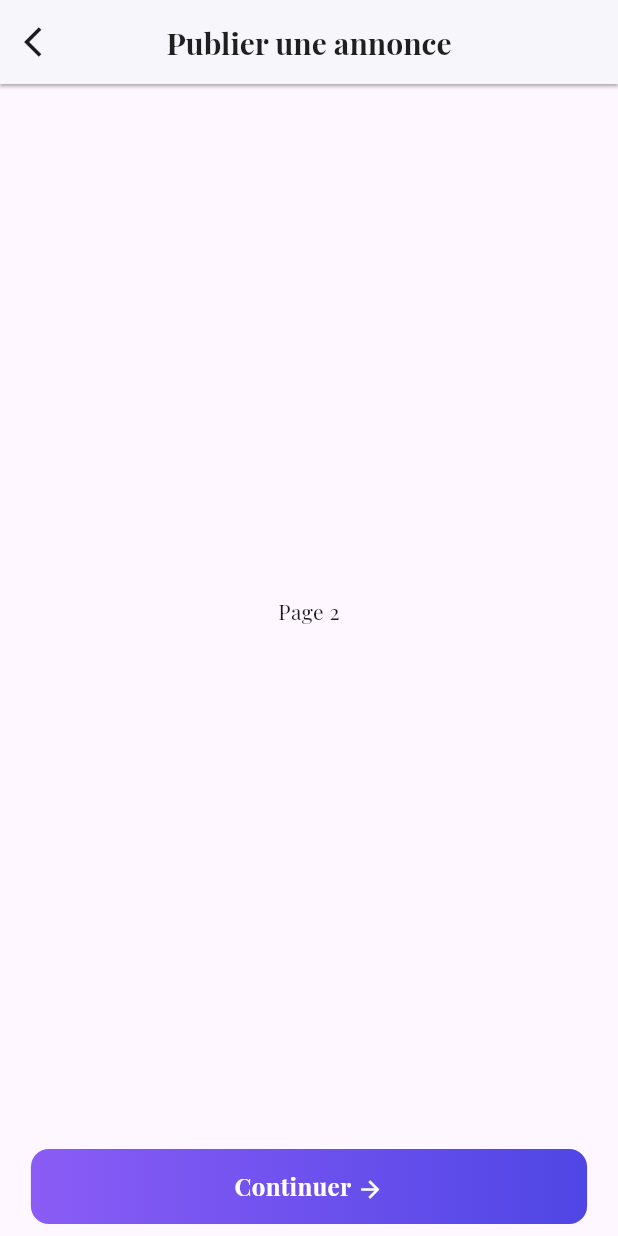
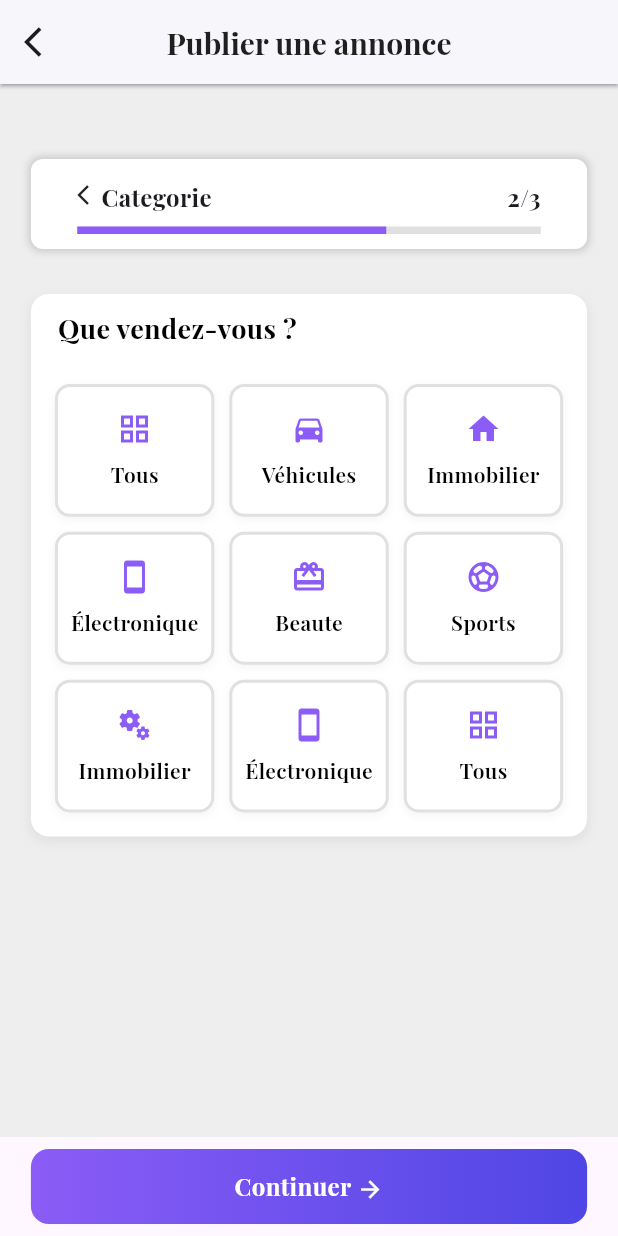
Before and after one commit to MoussaKhalilMoussa/minsiida, a Flutter app: the AddPostScreen screen opened by its route, swiped to page 2, on a phone screen of 412 x 824 dp. Run offline on Flutter 3.47's test engine with Material 3 defaults, Android fonts, the phone set to English and light mode, and no system bars; our stand-ins replace dotted_border, font_awesome_flutter, get, google_fonts, image_picker; network calls fail.

Commit message:
category selection under dev

```diff
--- a/lib/constants/lists.dart
+++ b/lib/constants/lists.dart
@@ -5,9 +5,9 @@ final List<Map<String, dynamic>> categories1 = [
   {'label': 'Véhicules', 'icon': Icons.directions_car, 'color': Colors.blue},
   {'label': 'Immobilier', 'icon': Icons.home, 'color': Colors.green},
   {'label': 'Électronique', 'icon': Icons.smartphone, 'color': Colors.purple},
-  {'label': 'Tous', 'icon': Icons.grid_view, 'color': Colors.grey},
-  {'label': 'Véhicules', 'icon': Icons.directions_car, 'color': Colors.blue},
-  {'label': 'Immobilier', 'icon': Icons.home, 'color': Colors.green},
+  {'label': 'Beaute', 'icon': Icons.card_giftcard_outlined, 'color': Colors.grey},
+  {'label': 'Sports', 'icon': Icons.sports_soccer, 'color': Colors.blue},
+  {'label': 'Immobilier', 'icon': Icons.miscellaneous_services_rounded, 'color': Colors.green},
   {'label': 'Électronique', 'icon': Icons.smartphone, 'color': Colors.purple},
   {'label': 'Tous', 'icon': Icons.grid_view, 'color': Colors.grey},
   {'label': 'Véhicules', 'icon': Icons.directions_car, 'color': Colors.blue},
--- /dev/null
+++ b/lib/view/post/pages/category_selection.dart
@@ -0,0 +1,242 @@
+import 'package:flutter/material.dart';
+import 'package:google_fonts/google_fonts.dart';
+import 'package:simple_nav_bar/constants/colors.dart';
+import 'package:simple_nav_bar/constants/lists.dart';
+
+class CategorySelection extends StatefulWidget {
+  final int currentPage;
+  final int index;
+  final PageController controller;
+  const CategorySelection({
+    super.key,
+    required this.currentPage,
+    required this.index,
+    required this.controller,
+  });
+
+  @override
+  State<CategorySelection> createState() => _CategorySelectionState();
+}
+
+class _CategorySelectionState extends State<CategorySelection> {
+  late int currentPage;
+  int selectedCategoryIndex = -1; // or 0, depending on your logic
+
+
+  @override
+  void initState() {
+    super.initState();
+    currentPage = widget.currentPage;
+  }
+
+  @override
+  Widget build(BuildContext context) {
+    final screenW = MediaQuery.of(context).size.width;
+    final screenH = MediaQuery.of(context).size.height;
+
+    return Scaffold(
+      backgroundColor: Colors.grey[200],
+      body: SingleChildScrollView(
+        child: Padding(
+          padding: const EdgeInsets.only(top: 50),
+          child: Column(
+            //mainAxisSize: MainAxisSize.max,
+            mainAxisAlignment: MainAxisAlignment.center,
+            children: [
+              // Header section with title and progress bar parent
+              // This section is fixed at the top of the screen
+              Align(
+                //alignment: Alignment.topCenter,
+                child: Container(
+                  padding: const EdgeInsets.only(top: 14),
+                  alignment: Alignment.bottomCenter,
+                  width: MediaQuery.of(context).size.width * 0.9,
+                  height: 60,
+                  decoration: BoxDecoration(
+                    color: Colors.white,
+                    borderRadius: BorderRadius.circular(8),
+                    boxShadow: [
+                      BoxShadow(
+                        color: Colors.grey.withValues(alpha: 0.5),
+                        blurRadius: 4,
+                        spreadRadius: 1,
+                      ),
+                    ],
+                  ),
+                  // This is the header section including the title and progress bar
+                  child: Column(
+                    children: [
+                      SizedBox(
+                        //padding: const EdgeInsets.symmetric(horizontal: 4),
+                        width: MediaQuery.of(context).size.width * 0.75,
+                        child: Row(
+                          mainAxisAlignment: MainAxisAlignment.spaceBetween,
+                          children: [
+                            Row(
+                              crossAxisAlignment: CrossAxisAlignment.start,
+                              mainAxisAlignment: MainAxisAlignment.start,
+                              children: [
+                                widget.currentPage == 0
+                                    ? SizedBox(height: 20)
+                                    : SizedBox(
+                                      //width: 20,
+                                      height: 20,
+                                      child: InkWell(
+                                        onTap: () {
+                                          if (widget.currentPage > 0) {
+                                            widget.controller.previousPage(
+                                              duration: Duration(
+                                                milliseconds: 300,
+                                              ),
+                                              curve: Curves.easeInOut,
+                                            );
+                                            setState(() {
+                                              currentPage--;
+                                            });
+                                          }
+                                        },
+                                        child: Icon(
+                                          Icons.arrow_back_ios,
+                                          size: 16,
+                                          color: blackColor,
+                                        ),
+                                      ),
+                                    ),
+                                Text(
+                                  'Categorie',
+                                  style: TextStyle(
+                                    fontSize: 16,
+                                    fontWeight: FontWeight.bold,
+                                  ),
+                                ),
+                              ],
+                            ),
+                            Text(
+                              '${widget.currentPage + 1}/3',
+                              style: TextStyle(
+                                fontSize: 16,
+                                fontWeight: FontWeight.bold,
+                              ),
+                            ),
+                          ],
+                        ),
+                      ),
+                      SizedBox(height: 8),
+                      SizedBox(
+                        width: MediaQuery.of(context).size.width * 0.75,
+                        child: LinearProgressIndicator(
+                          value: (widget.currentPage + 1) / 3,
+                          backgroundColor: Colors.grey[300],
+                          color: purple_600,
+                          minHeight: 5,
+                        ),
+                      ),
+                    ],
+                  ),
+                ),
+              ),
+              const SizedBox(height: 30),
+              AnimatedContainer(
+                duration: const Duration(milliseconds: 300),
+                width: screenW * 0.9,
+                //height: totalHeight,
+                //constraints: BoxConstraints(minHeight: totalHeight - 4),
+                padding: const EdgeInsets.only(top: 10),
+                decoration: BoxDecoration(
+                  color: Colors.white,
+                  borderRadius: BorderRadius.circular(12),
+                  boxShadow: [
+                    BoxShadow(
+                      blurRadius: 6,
+                      color: Colors.grey.withValues(alpha: 0.2),
+                      offset: const Offset(0, 3),
+                    ),
+                  ],
+                ),
+                // And inside, we stack picker UI + images:
+                child: Column(
+                  mainAxisAlignment: MainAxisAlignment.start,
+                  crossAxisAlignment: CrossAxisAlignment.start,
+                    children: [
+                    Padding(
+                      padding: const EdgeInsets.only(left: 18.0),
+                      child: Text(
+                      "Que vendez-vous ?",
+                      style: GoogleFonts.playfairDisplay(
+                        fontSize: 18,
+                        fontWeight: FontWeight.bold,
+                        color: blackColor2,
+                      ),
+                      ),
+                    ),
+                    const SizedBox(height: 8),
+                    GridView.builder(
+                      padding: const EdgeInsets.all(16),
+                      shrinkWrap: true,
+                      physics: const NeverScrollableScrollPhysics(),
+                      gridDelegate: const SliverGridDelegateWithFixedCrossAxisCount(
+                      crossAxisCount: 3,
+                      mainAxisSpacing: 10,
+                      crossAxisSpacing: 10,
+                      childAspectRatio: 1.2,
+                      ),
+                      itemCount: categories1.length - 3,
+                      itemBuilder: (context, index) {
+                      final category = categories1[index];
+                      final isSelected = selectedCategoryIndex == index;
+                      return GestureDetector(
+                        onTap: () {
+                        setState(() {
+                          selectedCategoryIndex = index;
+                        });
+                        },
+                        child: Container(
+                        decoration: BoxDecoration(
+                          color: isSelected ? purple_600 : Colors.white,
+                          borderRadius: BorderRadius.circular(10),
+                          border: Border.all(
+                          color: isSelected ? purple_600 : Colors.grey.shade300,
+                          width: 2,
+                          ),
+                          boxShadow: [
+                          BoxShadow(
+                            color: Colors.grey.withOpacity(0.1),
+                            blurRadius: 4,
+                            offset: const Offset(0, 2),
+                          ),
+                          ],
+                        ),
+                        child: Center(
+                          child: Column(
+                          mainAxisAlignment: MainAxisAlignment.center,
+                          children: [
+                            Icon(
+                            category['icon'],
+                            color: isSelected ? Colors.white : purple_600,
+                            size: 24,
+                            ),
+                            const SizedBox(height: 8),
+                            Text(
+                            category['label'],
+                            style: TextStyle(
+                              color: isSelected ? Colors.white : blackColor2,
+                              fontWeight: FontWeight.w600,
+                            ),
+                            ),
+                          ],
+                          ),
+                        ),
+                        ),
+                      );
+                      },
+                    ),
+                    ],
+                ),
+              ),
+            ],
+          ),
+        ),
+      ),
+    );
+  }
+}
--- a/lib/view/post/screen/add_post_screen.dart
+++ b/lib/view/post/screen/add_post_screen.dart
@@ -3,6 +3,7 @@ import 'package:get/get.dart';
 import 'package:google_fonts/google_fonts.dart';
 import 'package:simple_nav_bar/constants/colors.dart';
 import 'package:simple_nav_bar/controllers/getx_controllers/photos_controller.dart';
+import 'package:simple_nav_bar/view/post/pages/category_selection.dart';
 import 'package:simple_nav_bar/view/post/pages/photos_page.dart';
 import 'package:simple_nav_bar/view/post/widget/continue_button.dart';
 
@@ -96,7 +97,7 @@ class _AddPostScreenState extends State<AddPostScreen> {
                         currentPage: _currentPage,
                         index: index,
                       ),
-                      Center(child: Text("Page 2")),
+                      CategorySelection(currentPage: _currentPage, index: index, controller: _controller),
                       Center(child: Text("Page 3")),
                     ],
                   ),
```
